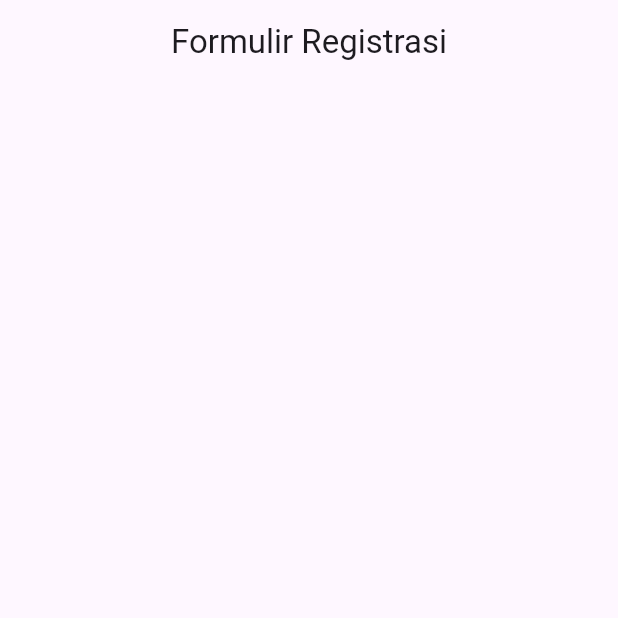
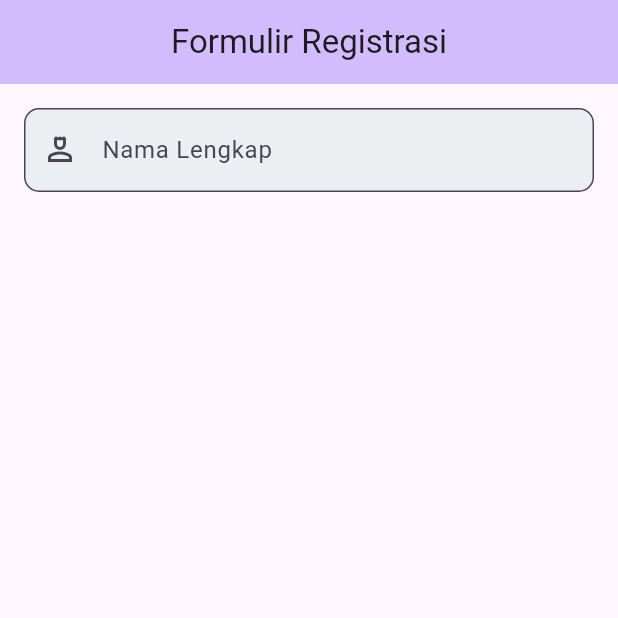
Before and after one commit to gustiarifiyanto/flutter_ui_academy, a Flutter app: the screen it shows after launch, on a phone screen of 412 x 824 dp, the top half of it. Run offline on Flutter 3.47's test engine with Material 3 defaults, Android fonts, the phone set to English and light mode, and no system bars.

Commit message:
Memperbari UI Registrasion Pages

```diff
--- a/lib/registration_page.dart
+++ b/lib/registration_page.dart
@@ -104,7 +104,39 @@ class _RegistrationPageState extends State<RegistrationPage> {
   @override
   Widget build(BuildContext context) {
     return Scaffold(
-      appBar: AppBar(title: Text('Formulir Registrasi'), centerTitle: true),
+      appBar: AppBar(
+        title: Text('Formulir Registrasi'),
+        centerTitle: true,
+        backgroundColor: Theme.of(context).colorScheme.inversePrimary,
+      ),
+      body: Padding(
+        padding: const EdgeInsets.all(16.0),
+        child: Form(child: Column(children: [_buildNameField()])),
+      ),
+    );
+  }
+
+  Widget _buildNameField() {
+    return TextFormField(
+      controller: _nameController,
+      textCapitalization: TextCapitalization.words,
+      decoration: InputDecoration(
+        labelText: 'Nama Lengkap',
+        hintText: 'Masukan Nama Lengkap',
+        prefixIcon: const Icon(Icons.person_4_outlined),
+        border: OutlineInputBorder(borderRadius: BorderRadius.circular(10)),
+        filled: true,
+        fillColor: Colors.blueGrey.shade50,
+      ),
+      validator: (value) {
+        if (value == null || value.isEmpty) {
+          return 'Nama Tidak Boleh Kosong';
+        }
+        if (value.length < 3) {
+          return 'Nama Minimal 3 Karakter';
+        }
+        return null;
+      },
     );
   }
 }
```
